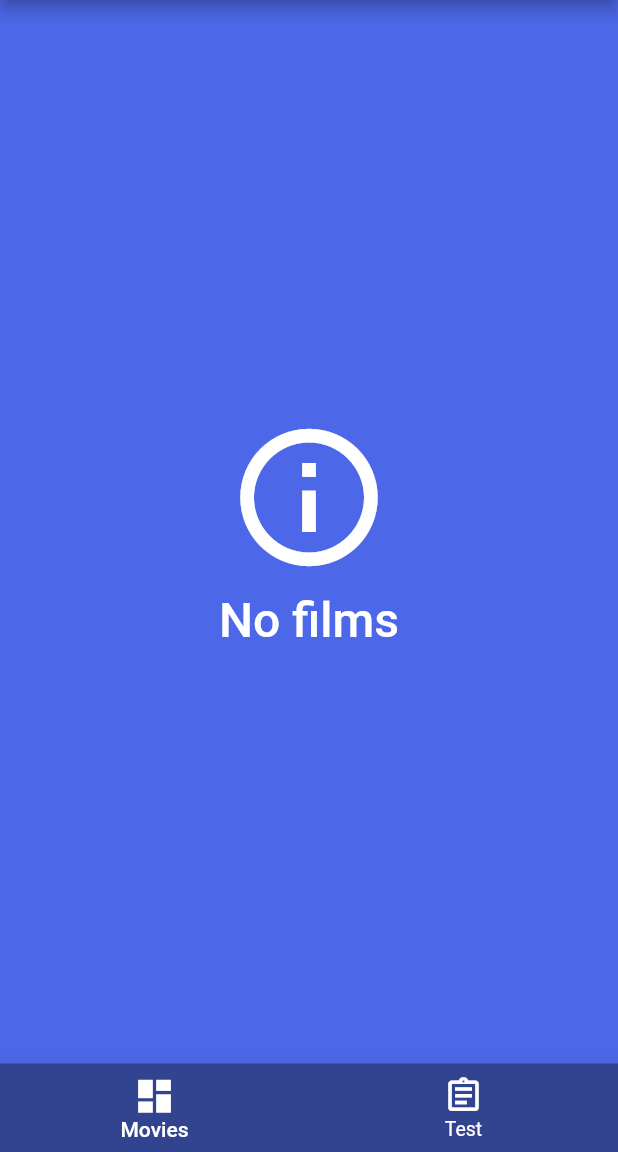
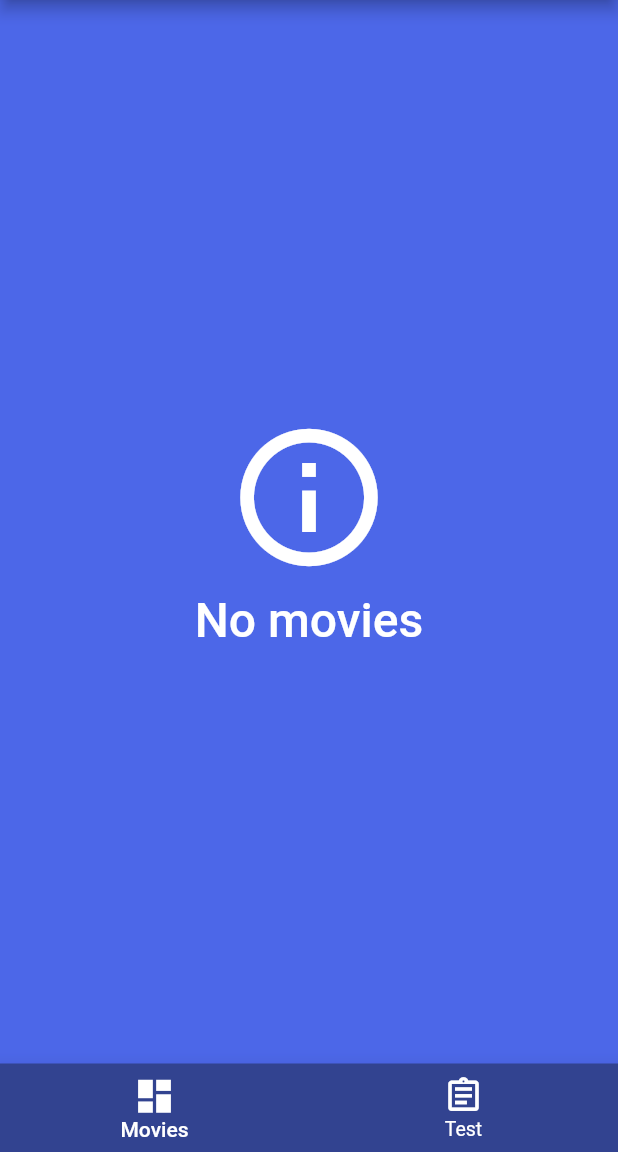
Before and after one commit to alexandr-zherebtsov/ShowTV, a Flutter app: the screen it shows after launch, on a phone screen of 412 x 824 dp, the part 84-1236 px from its top. Run offline on Flutter 3.47's test engine with Material 2 defaults, Android fonts, the phone set to English and light mode, and no system bars; our stand-ins replace dio, flutter_rating_bar, fluttertoast, get, pretty_dio_logger; network calls fail.

```diff
--- a/lib/common/localization.dart
+++ b/lib/common/localization.dart
@@ -3,8 +3,8 @@ class AppLocalization {
   static const String textShowTV = 'ShowTV';
   static const String textMovies = 'Movies';
   static const String textTest = 'Test';
-  static const String textNoFilms = 'No films';
-  static const String textNoResults = 'No Results';
+  static const String textNoMovies = 'No movies';
+  static const String textNoResults = 'No results';
   static const String textSearch = 'Search';
   static const String textClear = 'Clear';
   static const String textSave = 'Save';
--- a/lib/presentation/ui/main/movies_screen/movies_screen.dart
+++ b/lib/presentation/ui/main/movies_screen/movies_screen.dart
@@ -13,9 +13,9 @@ class _MoviesScreen extends StatelessWidget {
   }
 
   Widget _allMovies(MainController mainController) {
-    return mainController.movies.isEmpty ? _emptyView(AppLocalization.textNoFilms) : SingleChildScrollView(
+    return mainController.movies.isEmpty ? _emptyView(AppLocalization.textNoMovies) : SingleChildScrollView(
       child: Padding(
-        padding: const EdgeInsets.symmetric(vertical: 10.0, horizontal: 10.0),
+        padding: const EdgeInsets.symmetric(vertical: 10.0, horizontal: 8.0),
         child: Wrap(
           children: mainController.movies.map((e) => _movieItem(e, () => mainController.navToMovie(e))).toList(),
         ),
@@ -26,7 +26,7 @@ class _MoviesScreen extends StatelessWidget {
   Widget _searchMovies(MainController mainController) {
     return SingleChildScrollView(
       child: Padding(
-        padding: const EdgeInsets.symmetric(vertical: 10.0, horizontal: 10.0),
+        padding: const EdgeInsets.symmetric(vertical: 10.0, horizontal: 8.0),
         child: Wrap(
           children: mainController.searchMoviesList.map((e) => _movieItem(e, () => mainController.navToMovie(e))).toList(),
         ),
--- a/lib/presentation/ui/main/movies_screen/widgets/movie_item.dart
+++ b/lib/presentation/ui/main/movies_screen/widgets/movie_item.dart
@@ -7,7 +7,7 @@ Widget _movieItem(MovieModel e, void Function()? navFunc) {
       child: Padding(
         padding: const EdgeInsets.all(8.0),
         child: SizedBox(
-          width: Get.size.width / 2 - 32,
+          width: Get.size.width / 2 - 28,
           child: Column(
             crossAxisAlignment: CrossAxisAlignment.start,
             children: [
@@ -41,7 +41,7 @@ Widget _movieItem(MovieModel e, void Function()? navFunc) {
                 ),
               ),
               Padding(
-                padding: const EdgeInsets.symmetric(vertical: 8.0),
+                padding: const EdgeInsets.only(top: 8.0),
                 child: Hero(
                   tag: 'name' + e.id.toString(),
                   child: Text(
```
Also changed, not shown: lib/presentation/ui/main/main_controller.dart (+19 -8 lines), lib/presentation/ui/widgets/snackbar.dart (+5 -4 lines).
